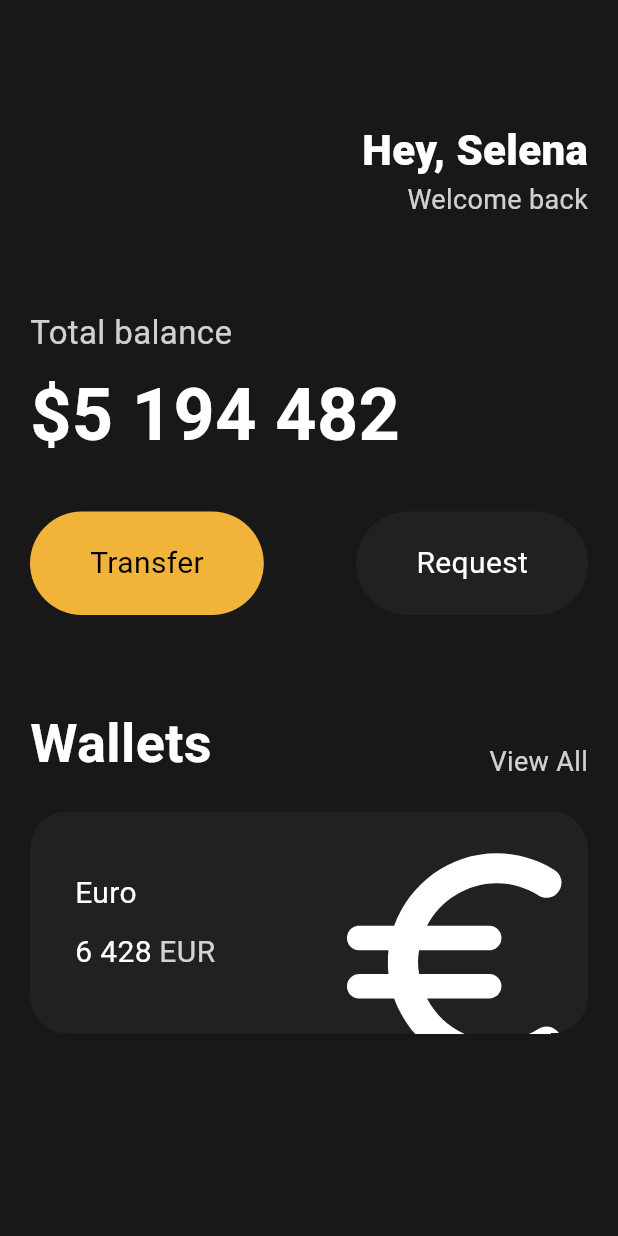
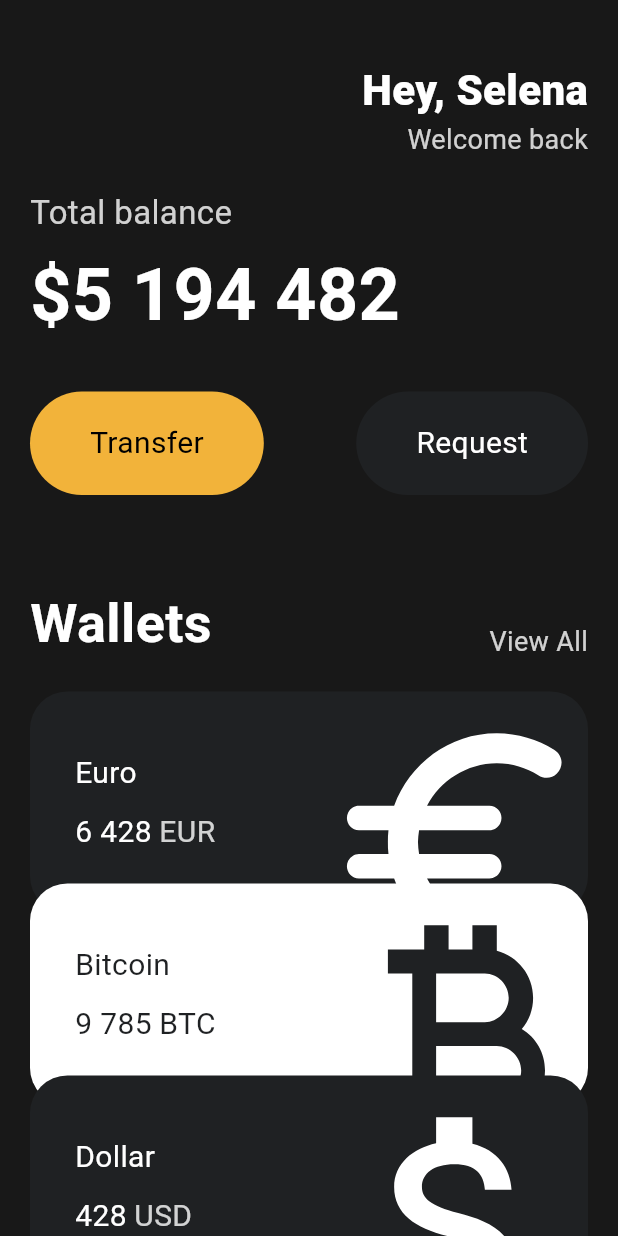
Before and after one commit to kisbi3/NomadCoders_Flutter, a Flutter app: the screen it shows after launch, on a phone screen of 412 x 824 dp. Run offline on Flutter 3.47's test engine with Material 3 defaults, Android fonts, the phone set to English and light mode, and no system bars.

Commit message:
3.9 Code Challenge

```diff
--- a/lib/main.dart
+++ b/lib/main.dart
@@ -1,4 +1,5 @@
 import 'package:flutter/material.dart';
+import 'package:toonflix/widgets/currency_card.dart';
 import './widgets/button.dart';
 
 void main() {
@@ -13,7 +14,8 @@ class App extends StatelessWidget {
     return MaterialApp(
       home: Scaffold(
         backgroundColor: const Color(0xFF181818),
-        body: Padding(
+        body: SingleChildScrollView(
+          child: Padding(
             padding: const EdgeInsets.symmetric(
               horizontal: 20,
             ),
@@ -22,7 +24,7 @@ class App extends StatelessWidget {
               children: [
                 // SizedBox: 빈 박스
                 const SizedBox(
-                height: 80,
+                  height: 40,
                 ),
                 Row(
                   mainAxisAlignment: MainAxisAlignment.end,
@@ -50,7 +52,7 @@ class App extends StatelessWidget {
                   ],
                 ),
                 const SizedBox(
-                height: 60,
+                  height: 20,
                 ),
                 Text(
                   'Total balance',
@@ -116,71 +118,32 @@ class App extends StatelessWidget {
                 const SizedBox(
                   height: 20,
                 ),
-              Container(
-                // clipBehavior: 어떤 아이템이 overflow가 되었을 때 어떻게 동작할지 알려주는 것.
-                clipBehavior: Clip.hardEdge,
-                decoration: BoxDecoration(
-                  color: const Color(0xFF1F2123),
-                  borderRadius: BorderRadius.circular(25),
+                const CurrencyCard(
+                  name: 'Euro',
+                  code: 'EUR',
+                  amount: '6 428',
+                  icon: Icons.euro_rounded,
+                  isInverted: false,
+                  order: 1,
                 ),
-                child: Padding(
-                  padding: const EdgeInsets.all(30),
-                  child: Row(
-                    mainAxisAlignment: MainAxisAlignment.spaceBetween,
-                    children: [
-                      Column(
-                        crossAxisAlignment: CrossAxisAlignment.start,
-                        children: [
-                          const Text(
-                            'Euro',
-                            style: TextStyle(
-                              color: Colors.white,
-                              fontSize: 20,
+                const CurrencyCard(
+                  name: 'Bitcoin',
+                  code: 'BTC',
+                  amount: '9 785',
+                  icon: Icons.currency_bitcoin,
+                  isInverted: true,
+                  order: 2,
                 ),
-                          ),
-                          const SizedBox(
-                            height: 10,
-                          ),
-                          Row(
-                            children: [
-                              const Text(
-                                '6 428',
-                                style: TextStyle(
-                                  color: Colors.white,
-                                  fontSize: 20,
-                                ),
-                              ),
-                              const SizedBox(width: 5),
-                              Text(
-                                'EUR',
-                                style: TextStyle(
-                                  color: Colors.white.withOpacity(0.8),
-                                  fontSize: 20,
-                                ),
+                const CurrencyCard(
+                  name: 'Dollar',
+                  code: 'USD',
+                  amount: '428',
+                  icon: Icons.attach_money_outlined,
+                  isInverted: false,
+                  order: 3,
                 ),
               ],
             ),
-                        ],
-                      ),
-                      // 그냥 size를 키우면 카드가 같이 커진다.
-                      // transform.scale으로 크기만 키우자.
-                      Transform.scale(
-                        scale: 2.2,
-                        // transform.translate으로 icon 위치 이동하기.
-                        child: Transform.translate(
-                          offset: const Offset(-5, 12),
-                          child: const Icon(
-                            Icons.euro_rounded,
-                            color: Colors.white,
-                            size: 88,
-                          ),
-                        ),
-                      ),
-                    ],
-                  ),
-                ),
-              ),
-            ],
           ),
         ),
       ),
--- /dev/null
+++ b/lib/widgets/currency_card.dart
@@ -0,0 +1,92 @@
+import 'package:flutter/material.dart';
+
+class CurrencyCard extends StatelessWidget {
+  final String name, code, amount;
+  final IconData icon;
+  final bool isInverted;
+  final int order;
+
+  const CurrencyCard({
+    super.key,
+    required this.name,
+    required this.code,
+    required this.amount,
+    required this.icon,
+    required this.isInverted,
+    required this.order,
+  });
+
+  final _blackColor = const Color(0xFF1F2123);
+
+  // customizable: currency name, currency code, currency amount, currency icon
+  // isInverted 추가
+
+  @override
+  Widget build(BuildContext context) {
+    return Transform.translate(
+      offset: Offset(0, -(order - 1) * 20),
+      child: Container(
+        clipBehavior: Clip.hardEdge,
+        decoration: BoxDecoration(
+          color: isInverted ? Colors.white : _blackColor,
+          borderRadius: BorderRadius.circular(25),
+        ),
+        child: Padding(
+          padding: const EdgeInsets.all(30),
+          child: Row(
+            mainAxisAlignment: MainAxisAlignment.spaceBetween,
+            children: [
+              Column(
+                crossAxisAlignment: CrossAxisAlignment.start,
+                children: [
+                  Text(
+                    name,
+                    style: TextStyle(
+                      color: isInverted ? _blackColor : Colors.white,
+                      fontSize: 20,
+                    ),
+                  ),
+                  const SizedBox(
+                    height: 10,
+                  ),
+                  Row(
+                    children: [
+                      Text(
+                        amount,
+                        style: TextStyle(
+                          color: isInverted ? _blackColor : Colors.white,
+                          fontSize: 20,
+                        ),
+                      ),
+                      const SizedBox(width: 5),
+                      Text(
+                        code,
+                        style: TextStyle(
+                          color: isInverted
+                              ? _blackColor
+                              : Colors.white.withOpacity(0.8),
+                          fontSize: 20,
+                        ),
+                      ),
+                    ],
+                  ),
+                ],
+              ),
+              Transform.scale(
+                scale: 2.2,
+                child: Transform.translate(
+                  offset: const Offset(-5, 12),
+                  child: Icon(
+                    icon,
+                    color: isInverted ? _blackColor : Colors.white,
+                    size: 88,
+                  ),
+                ),
+              ),
+            ],
+          ),
+        ),
+      ),
+    );
+  }
+}
```
Lines whose indentation alone changed are shown as unchanged.
